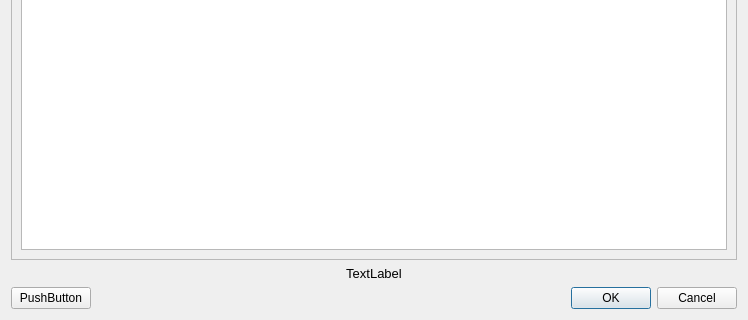
Before: the Qt Designer form blocksDialog.ui in turgu1/IBMFFontEditor, drawn with Qt 5; both pictures show x 0 to 748 and y 203 to 523 of the 748 by 523 pixel window.
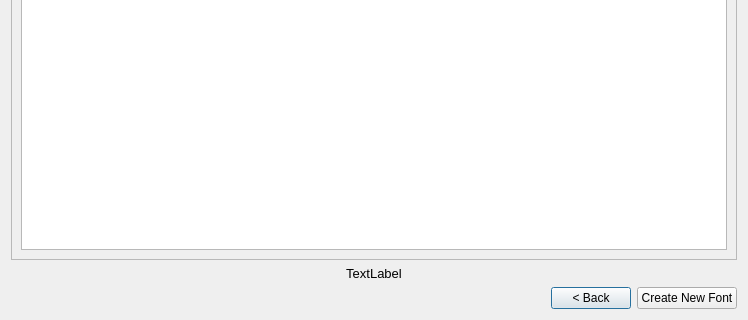
After: the same form once the commit is applied.

Diff of the .ui file:
```diff
--- a/blocksDialog.ui
+++ b/blocksDialog.ui
@@ -117,13 +117,6 @@
    </item>
    <item>
     <layout class="QHBoxLayout" name="horizontalLayout_2">
-     <item>
-      <widget class="QPushButton" name="pushButton">
-       <property name="text">
-        <string>PushButton</string>
-       </property>
-      </widget>
-     </item>
      <item>
       <spacer name="horizontalSpacer">
        <property name="orientation">
@@ -138,9 +131,16 @@
       </spacer>
      </item>
      <item>
-      <widget class="QDialogButtonBox" name="buttonBox">
-       <property name="standardButtons">
-        <set>QDialogButtonBox::Cancel|QDialogButtonBox::Ok</set>
+      <widget class="QPushButton" name="backButton">
+       <property name="text">
+        <string>&lt; Back</string>
+       </property>
+      </widget>
+     </item>
+     <item>
+      <widget class="QPushButton" name="createButton">
+       <property name="text">
+        <string>Create New Font</string>
        </property>
       </widget>
      </item>
```
